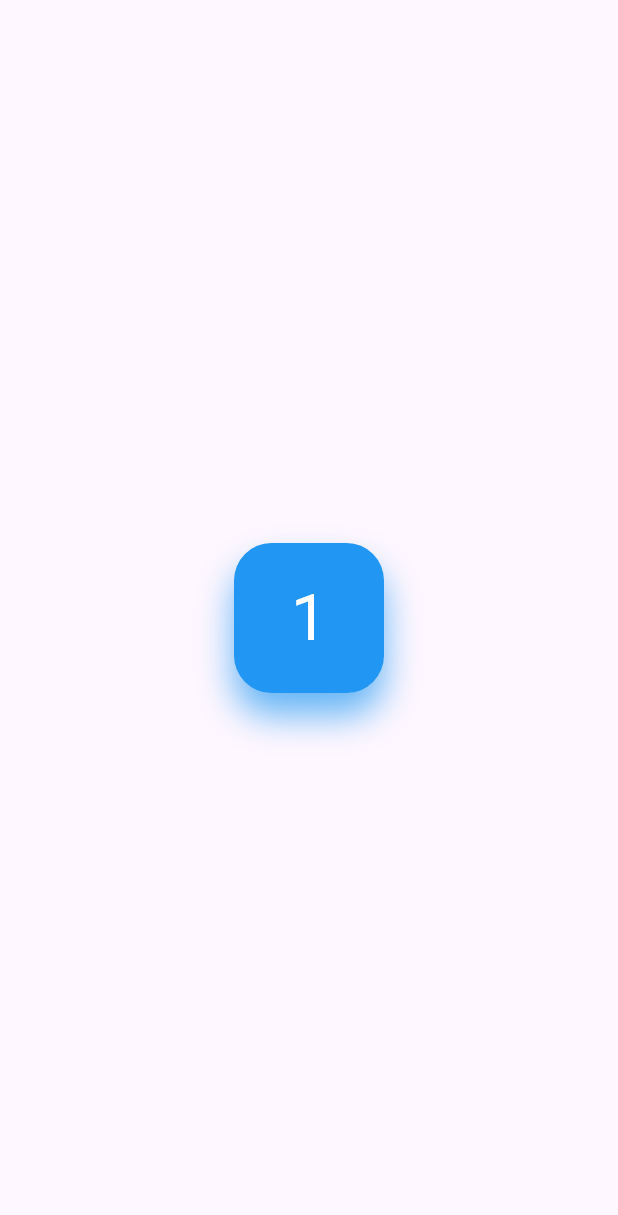
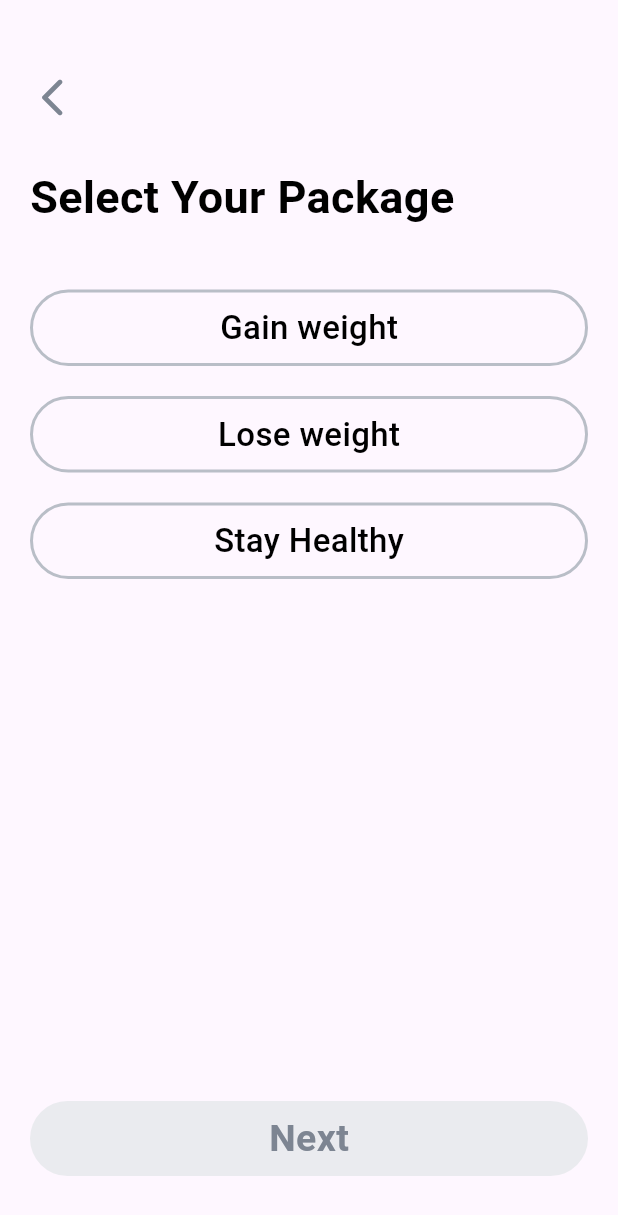
Before and after one commit to Bishwonath/dietChaiyoo-budgetbasedDietplan-App-, a Flutter app: the screen it shows after launch, on a phone screen of 412 x 824 dp. Shown: the top 1215 px of the screen. Run offline on Flutter 3.47's test engine with Material 3 defaults, Android fonts, the phone set to English and light mode, and no system bars.

Commit message:
Select package page

```diff
--- a/lib/app.dart
+++ b/lib/app.dart
@@ -1,5 +1,6 @@
 import 'package:diet_chaiyoo/view/Personalisation_Setup_view.dart';
 import 'package:diet_chaiyoo/view/User_setup_view.dart';
+import 'package:diet_chaiyoo/view/select_package.dart';
 import 'package:diet_chaiyoo/view/user_age_setup.dart';
 import 'package:flutter/material.dart';
 import 'package:diet_chaiyoo/view/Sigup_view.dart'; // Import SignUpView
@@ -11,7 +12,7 @@ class MyApp extends StatelessWidget {
   Widget build(BuildContext context) {
     return MaterialApp(
       debugShowCheckedModeBanner: false,
-      home: UserAgeSetup(), // Set SignUpView as the home screen
+      home: SelectPackages(), // Set SignUpView as the home screen
     );
   }
 }
--- /dev/null
+++ b/lib/view/select_package.dart
@@ -0,0 +1,209 @@
+import 'package:flutter/material.dart';
+
+class SelectPackages extends StatefulWidget {
+  const SelectPackages({super.key});
+
+  @override
+  State<SelectPackages> createState() => _SelectPackagesState();
+}
+
+class _SelectPackagesState extends State<SelectPackages> {
+  bool women = false, men = false, every = false, randombutton = false;
+
+  @override
+  Widget build(BuildContext context) {
+    return Scaffold(
+      body: Container(
+        margin:
+            EdgeInsets.only(top: 50.0, left: 20.0, right: 20.0, bottom: 40.0),
+        child: Column(
+          crossAxisAlignment: CrossAxisAlignment.start,
+          children: [
+            Icon(
+              Icons.arrow_back_ios_new_rounded,
+              color: Color(0xff7d8592),
+              size: 30.0,
+            ),
+            SizedBox(
+              height: 30.0,
+            ),
+            Text(
+              "Select Your Package",
+              style: TextStyle(
+                  color: Colors.black,
+                  fontSize: 30.0,
+                  fontWeight: FontWeight.bold),
+            ),
+            SizedBox(
+              height: 40.0,
+            ),
+            women
+                ? Container(
+                    padding: EdgeInsets.only(top: 8.0, bottom: 8.0),
+                    width: MediaQuery.of(context).size.width,
+                    decoration: BoxDecoration(
+                        border:
+                            Border.all(color: Color(0xfff5485a), width: 2.0),
+                        borderRadius: BorderRadius.circular(30)),
+                    child: Center(
+                        child: Text(
+                      "Lose weight",
+                      style: TextStyle(
+                          color: Colors.black,
+                          fontSize: 22.0,
+                          fontWeight: FontWeight.w500),
+                    )),
+                  )
+                : GestureDetector(
+                    onTap: () {
+                      women = true;
+                      men = false;
+                      every = false;
+                      randombutton = true;
+                      setState(() {});
+                    },
+                    child: Container(
+                      padding: EdgeInsets.only(top: 8.0, bottom: 8.0),
+                      width: MediaQuery.of(context).size.width,
+                      decoration: BoxDecoration(
+                          border:
+                              Border.all(color: Color(0xffb9bec7), width: 2.0),
+                          borderRadius: BorderRadius.circular(30)),
+                      child: Center(
+                          child: Text(
+                        "Gain weight",
+                        style: TextStyle(
+                            color: Colors.black,
+                            fontSize: 22.0,
+                            fontWeight: FontWeight.w500),
+                      )),
+                    ),
+                  ),
+            SizedBox(
+              height: 20.0,
+            ),
+            men
+                ? Container(
+                    padding: EdgeInsets.only(top: 8.0, bottom: 8.0),
+                    width: MediaQuery.of(context).size.width,
+                    decoration: BoxDecoration(
+                        border:
+                            Border.all(color: Color(0xfff5485a), width: 2.0),
+                        borderRadius: BorderRadius.circular(30)),
+                    child: Center(
+                        child: Text(
+                      "Lose weight",
+                      style: TextStyle(
+                          color: Colors.black,
+                          fontSize: 22.0,
+                          fontWeight: FontWeight.w500),
+                    )),
+                  )
+                : GestureDetector(
+                    onTap: () {
+                      women = false;
+                      men = true;
+                      every = false;
+                      randombutton = true;
+                      setState(() {});
+                    },
+                    child: Container(
+                      padding: EdgeInsets.only(top: 8.0, bottom: 8.0),
+                      width: MediaQuery.of(context).size.width,
+                      decoration: BoxDecoration(
+                          border:
+                              Border.all(color: Color(0xffb9bec7), width: 2.0),
+                          borderRadius: BorderRadius.circular(30)),
+                      child: Center(
+                          child: Text(
+                        "Lose weight",
+                        style: TextStyle(
+                            color: Colors.black,
+                            fontSize: 22.0,
+                            fontWeight: FontWeight.w500),
+                      )),
+                    ),
+                  ),
+            SizedBox(
+              height: 20.0,
+            ),
+            every
+                ? Container(
+                    padding: EdgeInsets.only(top: 8.0, bottom: 8.0),
+                    width: MediaQuery.of(context).size.width,
+                    decoration: BoxDecoration(
+                        border:
+                            Border.all(color: Color(0xfff5485a), width: 2.0),
+                        borderRadius: BorderRadius.circular(30)),
+                    child: Center(
+                        child: Text(
+                      "Stay Healthy",
+                      style: TextStyle(
+                          color: Colors.black,
+                          fontSize: 22.0,
+                          fontWeight: FontWeight.w500),
+                    )),
+                  )
+                : GestureDetector(
+                    onTap: () {
+                      women = false;
+                      men = false;
+                      every = true;
+                      randombutton = true;
+                      setState(() {});
+                    },
+                    child: Container(
+                      padding: EdgeInsets.only(top: 8.0, bottom: 8.0),
+                      width: MediaQuery.of(context).size.width,
+                      decoration: BoxDecoration(
+                          border:
+                              Border.all(color: Color(0xffb9bec7), width: 2.0),
+                          borderRadius: BorderRadius.circular(30)),
+                      child: Center(
+                          child: Text(
+                        "Stay Healthy",
+                        style: TextStyle(
+                            color: Colors.black,
+                            fontSize: 22.0,
+                            fontWeight: FontWeight.w500),
+                      )),
+                    ),
+                  ),
+            Spacer(),
+            randombutton
+                ? Container(
+                    padding: EdgeInsets.symmetric(vertical: 7.0),
+                    width: MediaQuery.of(context).size.width,
+                    decoration: BoxDecoration(
+                        color: Color(0xfff5485a),
+                        borderRadius: BorderRadius.circular(30)),
+                    child: Center(
+                        child: Text(
+                      "Next",
+                      style: TextStyle(
+                          color: Colors.white,
+                          fontSize: 25.0,
+                          fontWeight: FontWeight.bold),
+                    )),
+                  )
+                : Container(
+                    padding: EdgeInsets.symmetric(vertical: 7.0),
+                    width: MediaQuery.of(context).size.width,
+                    decoration: BoxDecoration(
+                        color: Color(0xffeaebef),
+                        borderRadius: BorderRadius.circular(30)),
+                    child: Center(
+                        child: Text(
+                      "Next",
+                      style: TextStyle(
+                          color: Color(0xff7d8592),
+                          fontSize: 25.0,
+                          fontWeight: FontWeight.bold),
+                    )),
+                  )
+          ],
+        ),
+      ),
+    );
+  }
+}
```
